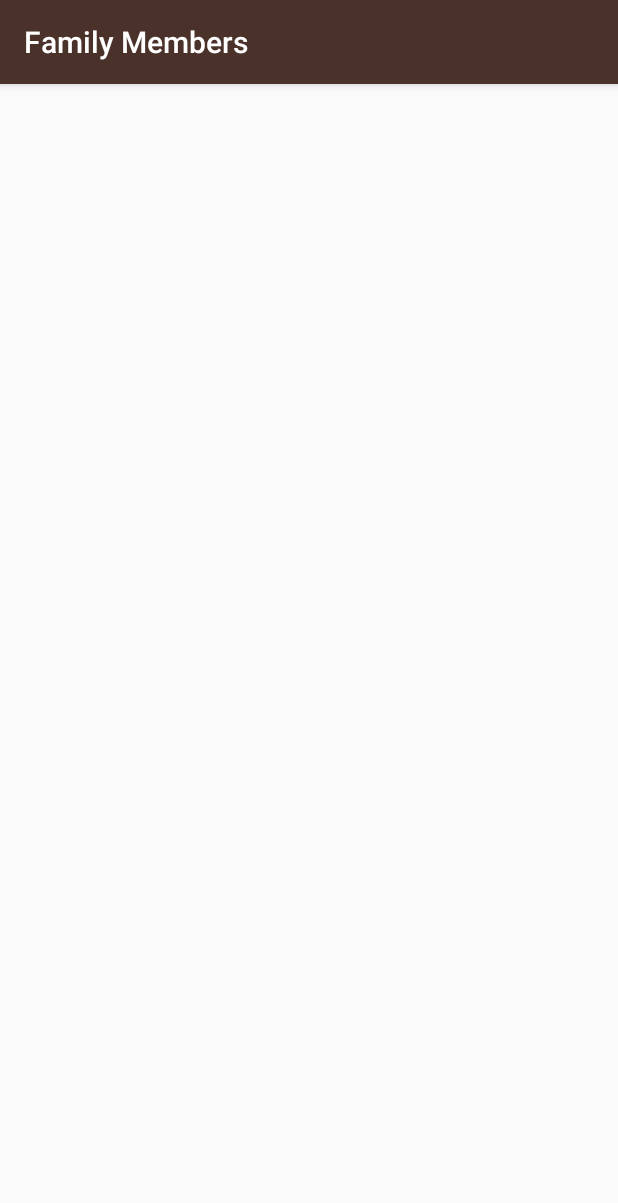
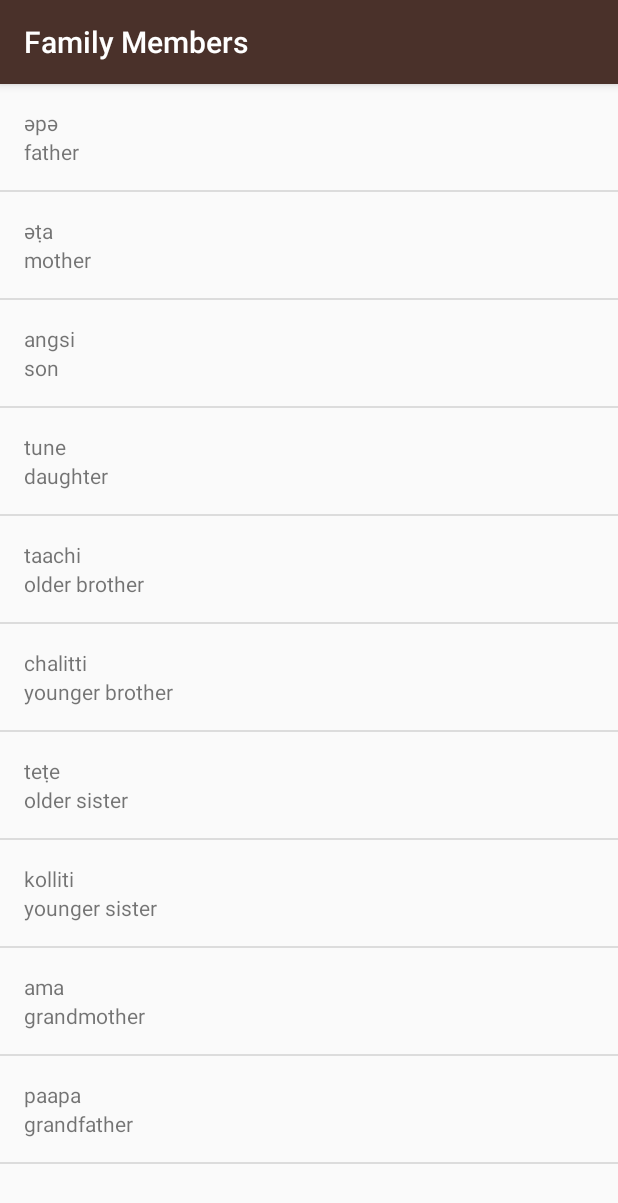
Before and after one commit to vibraniumSwaleh/Miwok-App, an Android app: the screen it shows after launch (FamilyMembersActivity), after a tap on "Family Members", on a phone screen of 412 x 824 dp. Shown: the top 1203 px of the screen. Run offline under Robolectric (Android 15) with nearby library versions, the phone set to English and light mode, and no system bars.

Commit message:
Added list names in all Activities

```diff
--- /dev/null
+++ b/app/src/main/java/com/example/android/miwok/FamilyMemberAdapter.java
@@ -0,0 +1,49 @@
+package com.example.android.miwok;
+
+import android.app.Activity;
+import android.support.annotation.NonNull;
+import android.support.annotation.Nullable;
+import android.view.LayoutInflater;
+import android.view.View;
+import android.view.ViewGroup;
+import android.widget.ArrayAdapter;
+import android.widget.TextView;
+
+import java.util.ArrayList;
+
+public class FamilyMemberAdapter extends ArrayAdapter<Word> {
+
+    private static final String LOG_TAG = WordAdapter.class.getSimpleName();
+
+    public FamilyMemberAdapter(Activity context, ArrayList<Word> familyMembersName) {
+        // Here, we initialize the ArrayAdapter's internal storage for the context and the list.
+        // the second argument is used when the ArrayAdapter is populating a single TextView.
+        // Because this is a custom adapter for two TextViews and an ImageView, the adapter is not
+        // going to use this second argument, so it can be any value. Here, we used 0.
+        super(context, 0, familyMembersName);
+    }
+
+
+    @NonNull
+    @Override
+    public View getView(int position, @Nullable View convertView, @NonNull ViewGroup parent) {
+
+        View listItemView = convertView;
+
+        if(listItemView == null) {
+            listItemView = LayoutInflater.from(getContext()).inflate(
+                    R.layout.list_item, parent, false);
+
+        }
+        Word currentPosition = getItem(position);
+
+        TextView miwokText = (TextView) listItemView.findViewById(R.id.textView1);
+        miwokText.setText(currentPosition.getMiwokTranslation());
+
+        TextView defaultText = (TextView) listItemView.findViewById(R.id.textView2);
+        defaultText.setText(currentPosition.getDefaultTranslation());
+
+        return listItemView;
+
+    }
+}
--- a/app/src/main/java/com/example/android/miwok/FamilyMembersActivity.java
+++ b/app/src/main/java/com/example/android/miwok/FamilyMembersActivity.java
@@ -2,6 +2,9 @@ package com.example.android.miwok;
 
 import android.support.v7.app.AppCompatActivity;
 import android.os.Bundle;
+import android.widget.ListView;
+
+import java.util.ArrayList;
 
 public class FamilyMembersActivity extends AppCompatActivity {
 
@@ -9,5 +12,27 @@ public class FamilyMembersActivity extends AppCompatActivity {
     protected void onCreate(Bundle savedInstanceState) {
         super.onCreate(savedInstanceState);
         setContentView(R.layout.activity_family_members);
+
+        //Array of family members
+        ArrayList<Word> familyMembersName = new ArrayList<Word>();
+
+        //Assigning words to englishTranslation array
+        familyMembersName.add(new Word("father", "әpә"));
+        familyMembersName.add(new Word("mother", "әṭa"));
+        familyMembersName.add(new Word("son", "angsi"));
+        familyMembersName.add(new Word("daughter", "tune"));
+        familyMembersName.add(new Word("older brother", "taachi"));
+        familyMembersName.add(new Word("younger brother", "chalitti"));
+        familyMembersName.add(new Word("older sister", "teṭe"));
+        familyMembersName.add(new Word("younger sister", "kolliti"));
+        familyMembersName.add(new Word("grandmother", "ama"));
+        familyMembersName.add(new Word("grandfather", "paapa"));
+
+
+        FamilyMemberAdapter itemsAdapter = new FamilyMemberAdapter(this, familyMembersName);
+
+        ListView listView = (ListView) findViewById(R.id.familymemberslist);
+
+        listView.setAdapter(itemsAdapter);
     }
 }
--- a/app/src/main/res/layout/activity_family_members.xml
+++ b/app/src/main/res/layout/activity_family_members.xml
@@ -1,9 +1,8 @@
 <?xml version="1.0" encoding="utf-8"?>
-<android.support.constraint.ConstraintLayout xmlns:android="http://schemas.android.com/apk/res/android"
-    xmlns:app="http://schemas.android.com/apk/res-auto"
+<ListView
+    xmlns:android="http://schemas.android.com/apk/res/android"
     xmlns:tools="http://schemas.android.com/tools"
+    android:id="@+id/familymemberslist"
     android:layout_width="match_parent"
     android:layout_height="match_parent"
-    tools:context=".FamilyMembersActivity">
-
-</android.support.constraint.ConstraintLayout>
+    tools:context="com.example.android.miwok.NumbersActivity"/>
```
Also changed, not shown: app/src/main/java/com/example/android/miwok/PhrasesActivity.java (+25 -0 lines), app/src/main/java/com/example/android/miwok/PhrasesAdapter.java (added, +49 -0 lines), app/src/main/res/layout/activity_phrases.xml (+4 -5 lines).
